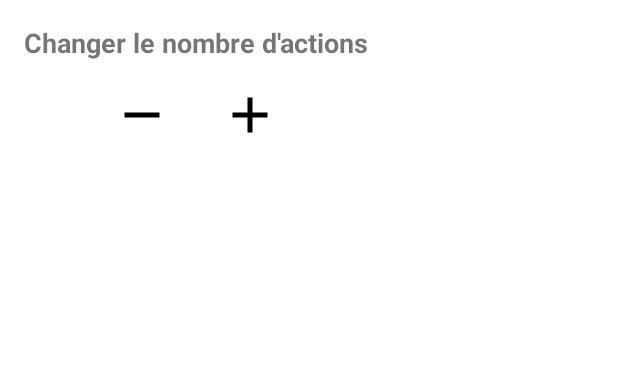
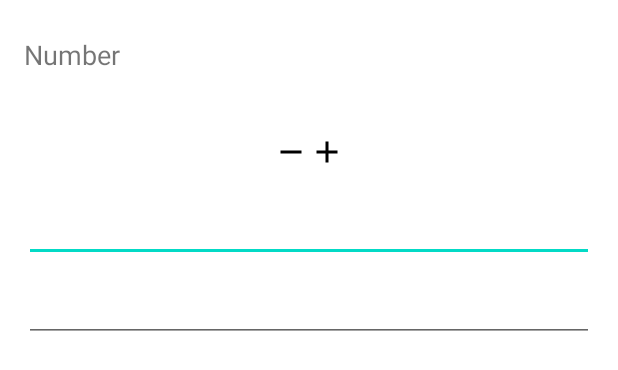
Before and after one commit to alexandrerodenas/portfolio-stock-exchange-app, an Android app built with Jetpack Compose: the layout dialog_edit_quantity.xml on its own in the app's theme, with its tools: preview values and no code run, on a phone screen of 412 x 824 dp. Shown: the top 370 px of the screen. Run offline under Robolectric (Android 15) with nearby library versions, the phone set to English and light mode, and no system bars.

Commit message:
Dialog WIP

```diff
--- a/app/src/main/res/layout/activity_create_position.xml
+++ b/app/src/main/res/layout/activity_create_position.xml
@@ -21,10 +21,9 @@
         android:id="@+id/buyPriceEditText"
         android:layout_width="match_parent"
         android:layout_height="wrap_content"
-        android:hint="@string/buy_price"
+        android:hint="@string/decimal_price"
         android:inputType="numberDecimal" />
 
-    <!-- Remove inputType="date" from here -->
     <EditText
         android:id="@+id/dateEditText"
         android:layout_width="match_parent"
--- a/app/src/main/res/layout/dialog_edit_quantity.xml
+++ b/app/src/main/res/layout/dialog_edit_quantity.xml
@@ -1,47 +1,67 @@
-<?xml version="1.0" encoding="utf-8"?>
+<!-- dialog_edit_quantity.xml -->
 <LinearLayout xmlns:android="http://schemas.android.com/apk/res/android"
-    android:layout_width="wrap_content"
+    android:layout_width="match_parent"
     android:layout_height="wrap_content"
     android:orientation="vertical"
-    android:padding="16dp"
-    android:gravity="center_horizontal">
+    android:padding="16dp">
 
+    <LinearLayout
+        android:layout_width="match_parent"
+        android:layout_height="wrap_content"
+        android:layout_marginTop="8dp"
+        android:gravity="center_vertical"
+        android:orientation="horizontal">
+
+        <TextView
+            android:layout_width="wrap_content"
+            android:layout_height="wrap_content"
+            android:text="@string/number"
+            android:textSize="18sp" />
+    </LinearLayout>
+
+    <!-- Quantity Display -->
     <TextView
-        android:id="@+id/titleTextView"
+        android:id="@+id/quantityTextView"
         android:layout_width="wrap_content"
         android:layout_height="wrap_content"
-        android:text="@string/change_stock_number"
-        android:textSize="18sp"
-        android:textStyle="bold"
-        android:paddingBottom="16dp" />
+        android:layout_marginTop="16dp"
+        android:textSize="18sp" />
 
+    <!-- Button layout -->
     <LinearLayout
-        android:layout_width="wrap_content"
+        android:layout_width="match_parent"
         android:layout_height="wrap_content"
-        android:orientation="horizontal"
-        android:gravity="center">
+        android:gravity="center"
+        android:orientation="horizontal">
 
         <ImageView
             android:id="@+id/subtractButton"
-            android:layout_width="40dp"
-            android:layout_height="40dp"
-            android:src="@drawable/remove"
-            android:contentDescription="@string/decrease_quantity" />
-
-        <TextView
-            android:id="@+id/quantityTextView"
             android:layout_width="wrap_content"
             android:layout_height="wrap_content"
-            android:layout_marginHorizontal="16dp"
-            android:textSize="18sp"
-            android:gravity="center" />
+            android:contentDescription="@string/decrease"
+            android:src="@drawable/remove" />
 
         <ImageView
             android:id="@+id/addButton"
-            android:layout_width="40dp"
-            android:layout_height="40dp"
-            android:src="@drawable/add"
-            android:contentDescription="@string/increase_quantity" />
+            android:layout_width="wrap_content"
+            android:layout_height="wrap_content"
+            android:contentDescription="@string/increase"
+            android:src="@drawable/add" />
+    </LinearLayout>
 
-    </LinearLayout>
+    <!-- Selling Price EditText -->
+    <EditText
+        android:id="@+id/sellingPriceEditText"
+        android:layout_width="match_parent"
+        android:layout_height="wrap_content"
+        android:layout_marginTop="16dp"
+        android:inputType="numberDecimal" />
+
+    <!-- Sale Date EditText -->
+    <EditText
+        android:id="@+id/dateEditText"
+        android:layout_width="match_parent"
+        android:layout_height="wrap_content"
+        android:layout_marginTop="8dp"
+        android:focusable="false" />
 </LinearLayout>
--- a/app/src/main/res/values/strings.xml
+++ b/app/src/main/res/values/strings.xml
@@ -21,15 +21,17 @@
     <string name="create_new_stock">ajouter un élément</string>
     <string name="stock_symbol">SAN.PA</string>
     <string name="number_of_shares">10</string>
-    <string name="buy_price">100.0</string>
+    <string name="decimal_price">100.0</string>
     <string name="date">yyyy-MM-dd HH:mm:ss</string>
     <string name="add_position">Ajouter la position</string>
     <string name="error_input_invalid">Formulaire invalide</string>
     <string name="error_date_invalid">Date invalide</string>
     <string name="position_added">Position ajoutée</string>
     <string name="edit_description">editer</string>
-    <string name="decrease_quantity">retirer une action</string>
-    <string name="increase_quantity">augmenter la quantité</string>
+    <string name="decrease">retirer</string>
+    <string name="increase">ajouter</string>
     <string name="change_stock_number">Changer le nombre d\'actions</string>
+    <string name="sell_stocks">Vente d\'action</string>
+    <string name="number">Number</string>
 
 </resources>
```
Also changed, not shown: app/src/main/java/com/example/portfolio/ui/activity/CreatePositionActivity.kt (+9 -50 lines), app/src/main/java/com/example/portfolio/ui/activity/PositionsActivity.kt (+5 -7 lines), app/src/main/java/com/example/portfolio/ui/activity/fragment/EditQuantityDialogFragment.kt (deleted, +0 -51 lines), app/src/main/java/com/example/portfolio/ui/activity/fragment/SellQuantityDialogFragment.kt (added, +72 -0 lines), app/src/main/java/com/example/portfolio/ui/utils/DatePickerCreator.kt (added, +54 -0 lines).
